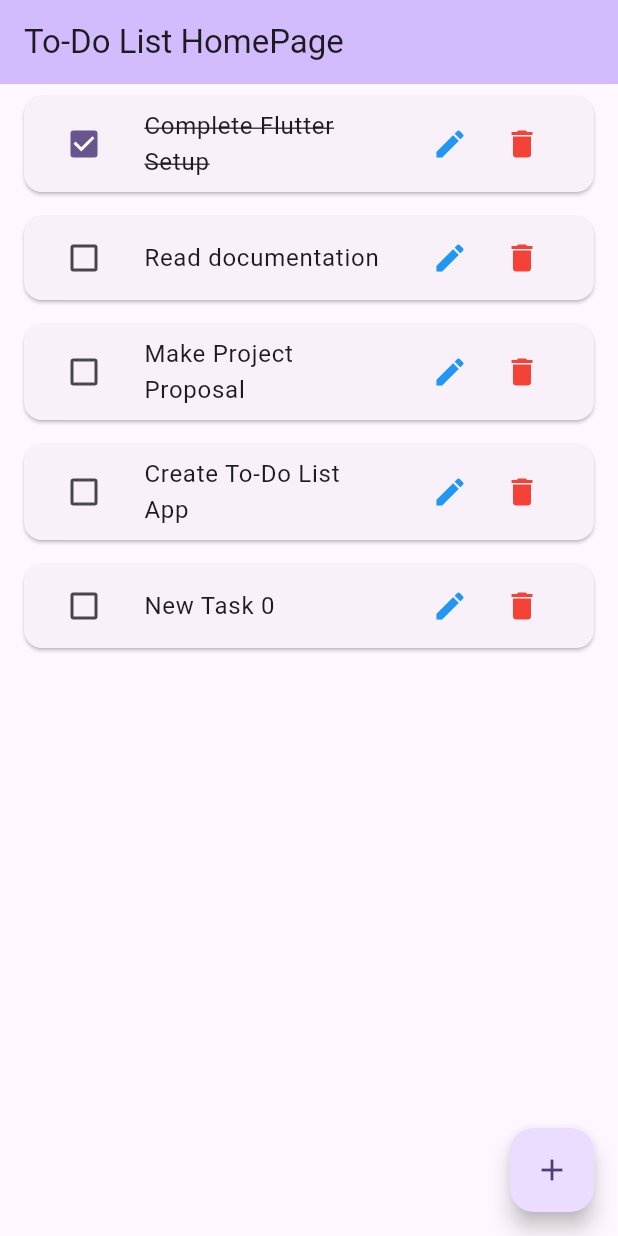
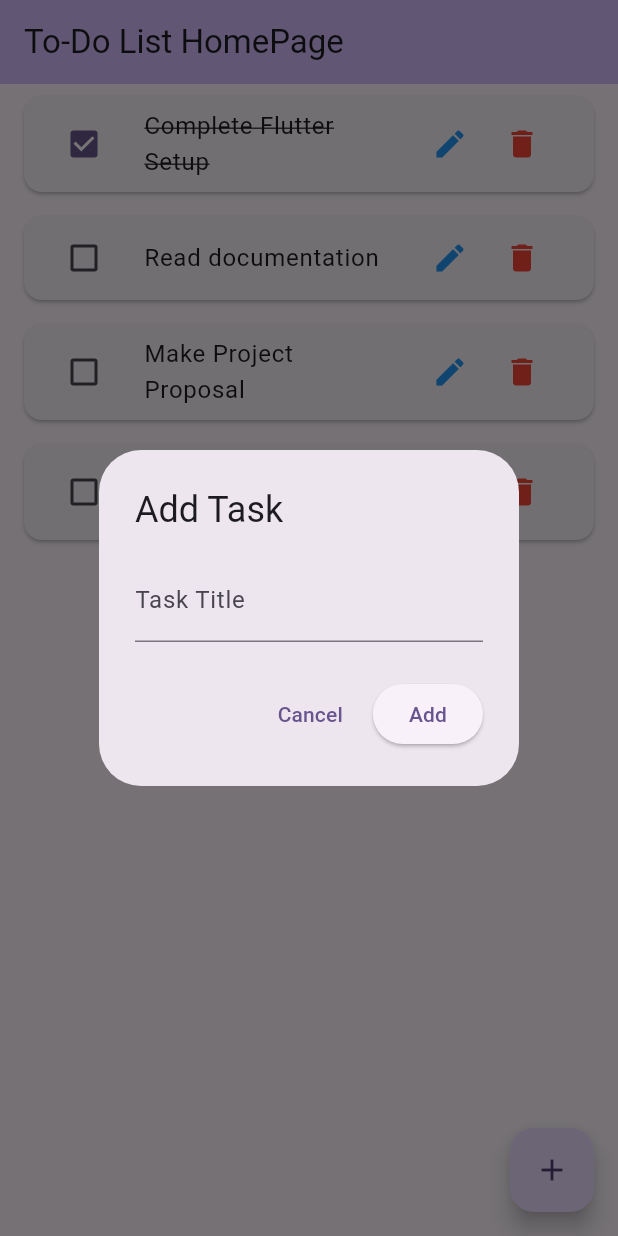
Before and after one commit to samaha-rizvi-4578/SoftwareForMobileDeviceSpring25, a Flutter app: the screen it shows after launch, after a tap on the "add" icon, on a phone screen of 412 x 824 dp. Run offline on Flutter 3.47's test engine with Material 3 defaults, Android fonts, the light colour scheme and no system bars.

Commit message:
Implement task addition via dialog input in the todo app

```diff
--- a/lab2/todoapp/lib/main.dart
+++ b/lab2/todoapp/lib/main.dart
@@ -97,12 +97,40 @@ class _MyHomePageState extends State<MyHomePage> {
   }
 
   void addTask() {
-    setState(() {
-      var title = 'New Task $_counter';
-      tasks.add({"title": title, "isCompleted": false});
-      _counter++;
-    });
-  }
+  TextEditingController taskController = TextEditingController();
+  showDialog(
+    context: context,
+    builder: (context) {
+      return AlertDialog(
+        title: const Text("Add Task"),
+        content: TextField(
+          controller: taskController,
+          decoration: const InputDecoration(labelText: "Task Title"),
+        ),
+        actions: [
+          TextButton(
+            onPressed: () => Navigator.pop(context),
+            child: const Text("Cancel"),
+          ),
+          ElevatedButton(
+            onPressed: () {
+              if (taskController.text.trim().isNotEmpty) {
+                setState(() {
+                  tasks.add({
+                    "title": taskController.text,
+                    "isCompleted": false,
+                  });
+                });
+                Navigator.pop(context);  // ✅ Moved outside setState
+              }
+            },
+            child: const Text("Add"),
+          ),
+        ],
+      );
+    },
+  );
+}
 
   @override
   Widget build(BuildContext context) {
```
